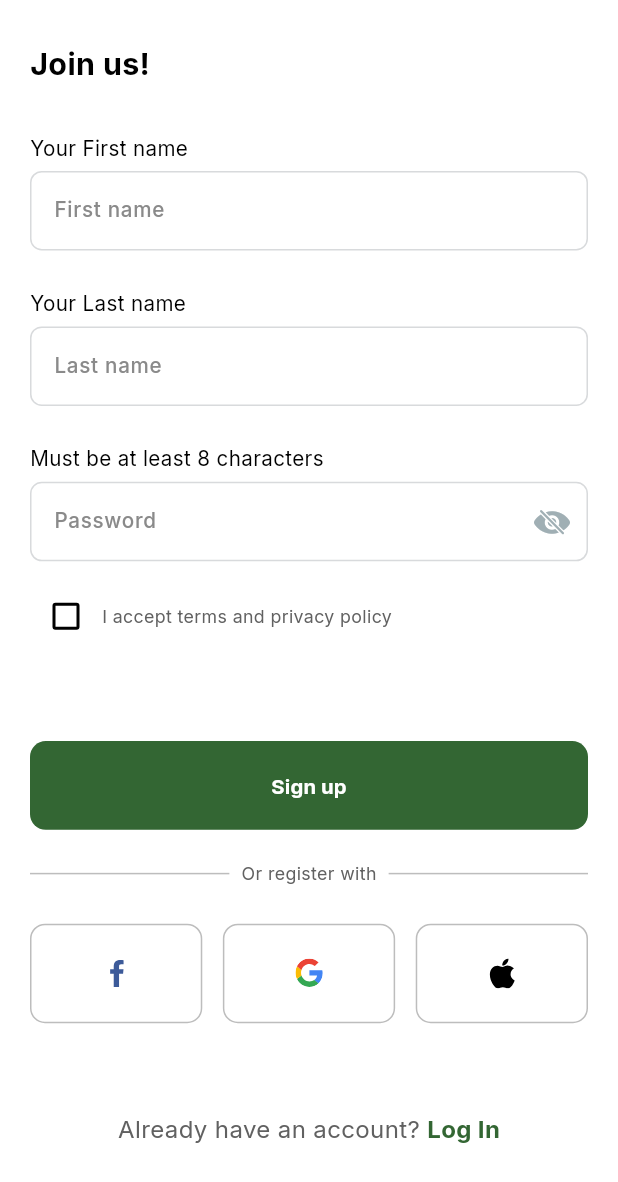
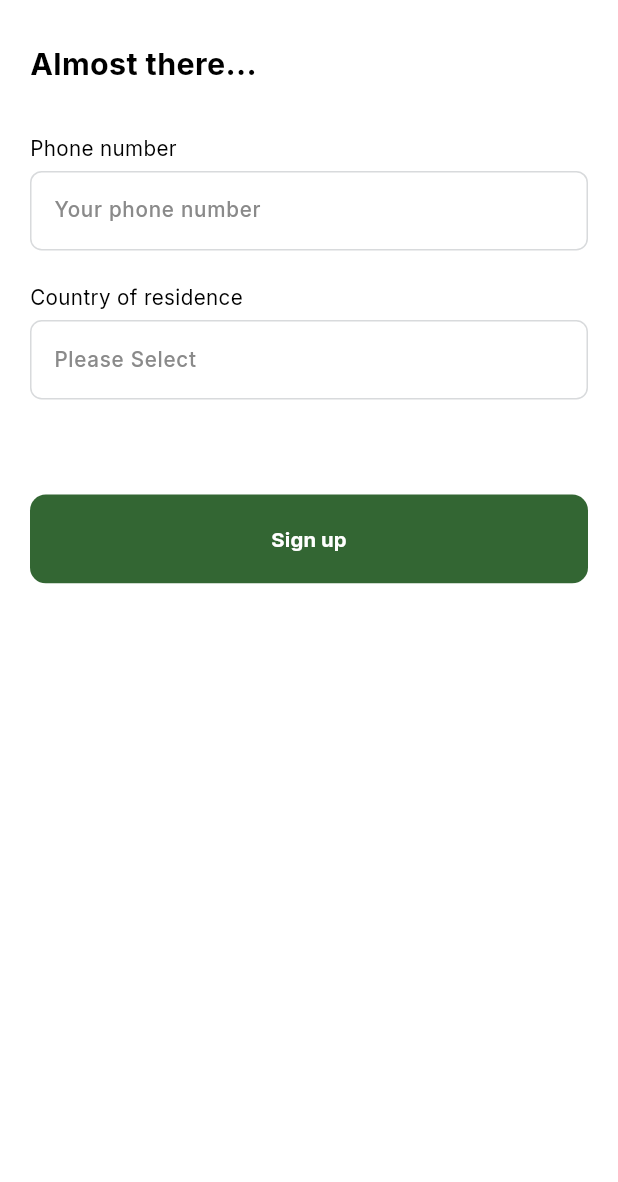
Before and after one commit to CinematicsOrg/akukom-mobile, a Flutter app: the CreateAccountView screen opened by its route, after a tap on "Sign up", on a phone screen of 412 x 824 dp. Shown: the top 1182 px of the screen. Run offline on Flutter 3.47's test engine with Material 2 defaults, Android fonts, the phone set to English and light mode, and no system bars; our stand-ins replace bloc, cached_network_image, equatable, flutter_bloc, flutter_dotenv, flutter_screenutil and 10 more; accounts and stored records are empty; project files that could hold a hidden picture were left out.

Commit message:
feat: verify number

```diff
--- a/lib/cores/constants/strings.dart
+++ b/lib/cores/constants/strings.dart
@@ -33,6 +33,8 @@ class AppStrings {
   static const String firstNameHint = 'Your First name';
   static const String lastName = 'Last name';
   static const String lastNameHint = 'Your Last name';
+  static const String email = 'Email Address';
+  static const String emailHint = 'Your email address';
   static const String password = 'Password';
   static const String passwordHint = 'Must be at least 8 characters';
   static const String iAccept = 'I accept terms and privacy policy';
@@ -40,4 +42,23 @@ class AppStrings {
   static const String orRegisterWith = 'Or register with';
   static const String alreadyHaveAnAccount = 'Already have an account? ';
   static const String login = 'Log In';
+
+  // Complete Create Account Screen
+  static const String almostThere = 'Almost there...';
+  static const String phoneNumber = 'Phone number';
+  static const String phoneNumberHint = 'Your phone number';
+  static const String countryOfResidence = 'Country of residence';
+  static const String countryOfResidenceHint = 'Please Select';
+
+  // Phone Verification Screen
+  static const String verifyYourNumber = 'Verify phone number';
+  static const String aFourDigitCode =
+      'A 4-digit code has been sent to your phone number';
+  static const String pleaseEnterTheCode = 'Please enter the code below';
+  static const String sendAgain = 'Send code again';
+
+  // Verification Success Screen
+  static const String gladToHaveYou = 'Glad to have you with us, ';
+  static const String letSetYou = 'Let\'s set you on your memory journey.';
+  static const String home = 'Home';
 }
--- a/lib/cores/navigator/router_generator.dart
+++ b/lib/cores/navigator/router_generator.dart
@@ -26,6 +26,12 @@ class RouteGenerator {
       case CreateAccountView.routeName:
         return pageRoute(const CreateAccountView());
 
+      case CompleteCreateAccountView.routeName:
+        return pageRoute(const CompleteCreateAccountView());
+
+      case PhoneVerificationOtpView.routeName:
+        return pageRoute(const PhoneVerificationOtpView());
+
       default:
         return errorRoute();
     }
--- a/lib/features/auth/presentation/views/__views.dart
+++ b/lib/features/auth/presentation/views/__views.dart
@@ -1 +1,3 @@
 export 'create_account_view.dart';
+export 'complete_create_account_view.dart';
+export 'phone_otp_view.dart';
--- /dev/null
+++ b/lib/features/auth/presentation/views/complete_create_account_view.dart
@@ -0,0 +1,75 @@
+import 'package:akukom/cores/components/components.dart';
+import 'package:akukom/cores/constants/__constants.dart';
+import 'package:akukom/cores/navigator/app_router.dart';
+import 'package:akukom/cores/utils/sizer_utils.dart';
+import 'package:akukom/features/auth/__auth.dart';
+import 'package:flutter/material.dart';
+
+class CompleteCreateAccountView extends StatelessWidget {
+  static const String routeName = '/complete-create-account';
+  const CompleteCreateAccountView({super.key});
+
+  @override
+  Widget build(BuildContext context) {
+    return NormalScaffoldWidget(
+      useSingleScroll: false,
+      body: Column(
+        crossAxisAlignment: CrossAxisAlignment.start,
+        children: [
+          verticalSpace(30),
+          const AuthHeaderWidget(AppStrings.almostThere),
+          verticalSpace(35),
+          const Expanded(child: _CompleteCreateAccountForm()),
+        ],
+      ),
+    );
+  }
+}
+
+class _CompleteCreateAccountForm extends StatefulWidget {
+  const _CompleteCreateAccountForm();
+
+  @override
+  State<_CompleteCreateAccountForm> createState() =>
+      __CompleteCreateAccountFormState();
+}
+
+class __CompleteCreateAccountFormState
+    extends State<_CompleteCreateAccountForm> {
+  final TextEditingController phoneNumberController = TextEditingController();
+  final TextEditingController countryController = TextEditingController();
+
+  @override
+  void dispose() {
+    phoneNumberController.dispose();
+    countryController.dispose();
+    super.dispose();
+  }
+
+  @override
+  Widget build(BuildContext context) {
+    return Column(
+      children: [
+        TextFieldWidget(
+          hintText: AppStrings.phoneNumberHint,
+          title: AppStrings.phoneNumber,
+          textEditingController: phoneNumberController,
+          textInputType: TextInputType.phone,
+        ),
+        verticalSpace(20),
+        TextFieldWidget(
+          hintText: AppStrings.countryOfResidenceHint,
+          title: AppStrings.countryOfResidence,
+          textEditingController: countryController,
+        ),
+        verticalSpace(60),
+        Button(
+          text: AppStrings.signUp,
+          onTap: () {
+            AppRouter.instance.navigateTo(PhoneVerificationOtpView.routeName);
+          },
+        ),
+      ],
+    );
+  }
+}
--- a/lib/features/auth/presentation/views/create_account_view.dart
+++ b/lib/features/auth/presentation/views/create_account_view.dart
@@ -1,3 +1,4 @@
+import 'package:akukom/cores/navigator/app_router.dart';
 import 'package:akukom/cores/utils/utils.dart';
 import 'package:flutter/material.dart';
 
@@ -13,16 +14,14 @@ class CreateAccountView extends StatelessWidget {
   @override
   Widget build(BuildContext context) {
     return NormalScaffoldWidget(
-      useSingleScroll: false,
+      // useSingleScroll: false,
       body: Column(
         crossAxisAlignment: CrossAxisAlignment.start,
         children: [
           verticalSpace(30),
           const AuthHeaderWidget(AppStrings.joinUs),
           verticalSpace(35),
-          const Expanded(
-            child: _CreateAccountForm(),
-          )
+          const _CreateAccountForm(),
         ],
       ),
     );
@@ -40,12 +39,14 @@ class _CreateAccountFormState extends State<_CreateAccountForm> {
   final TextEditingController _firstNameController = TextEditingController();
   final TextEditingController _lastNameController = TextEditingController();
   final TextEditingController _passwordController = TextEditingController();
+  final TextEditingController _emailController = TextEditingController();
 
   @override
   void dispose() {
     _firstNameController.dispose();
     _lastNameController.dispose();
     _passwordController.dispose();
+    _emailController.dispose();
     super.dispose();
   }
 
@@ -64,6 +65,13 @@ class _CreateAccountFormState extends State<_CreateAccountForm> {
             hintText: AppStrings.lastName,
             title: AppStrings.lastNameHint,
             textEditingController: _lastNameController,
+          ),
+          verticalSpace(24),
+          TextFieldWidget(
+            hintText: AppStrings.email,
+            title: AppStrings.emailHint,
+            textEditingController: _emailController,
+            textInputType: TextInputType.emailAddress,
           ),
           verticalSpace(24),
           TextFieldWidget(
@@ -90,7 +98,10 @@ class _CreateAccountFormState extends State<_CreateAccountForm> {
           verticalSpace(56),
           Button(
             text: AppStrings.signUp,
-            onTap: () {},
+            onTap: () {
+              AppRouter.instance
+                  .navigateTo(CompleteCreateAccountView.routeName);
+            },
           ),
           verticalSpace(12),
           Row(
@@ -132,8 +143,8 @@ class _CreateAccountFormState extends State<_CreateAccountForm> {
               ),
             ],
           ),
-          const Expanded(
-            child: Center(
+          verticalSpace(30),
+          const Center(
             child: TwoSpanTextWidget(
               AppStrings.alreadyHaveAnAccount,
               AppStrings.login,
@@ -142,7 +153,7 @@ class _CreateAccountFormState extends State<_CreateAccountForm> {
               fontWeight2: FontWeight.w700,
             ),
           ),
-          ),
+          verticalSpace(40),
         ],
       ),
     );
@@ -157,6 +168,7 @@ class _SignUpOptions extends StatelessWidget {
   Widget build(BuildContext context) {
     return Expanded(
       child: Container(
+        // height: ,
         decoration: BoxDecoration(
           border: Border.all(
             color: kcGrey400,
```
Also changed, not shown: lib/features/auth/presentation/views/phone_otp_view.dart (added, +95 -0 lines), pubspec.yaml (+3 -5 lines), pubspec.lock. Lines whose indentation alone changed are shown as unchanged.
